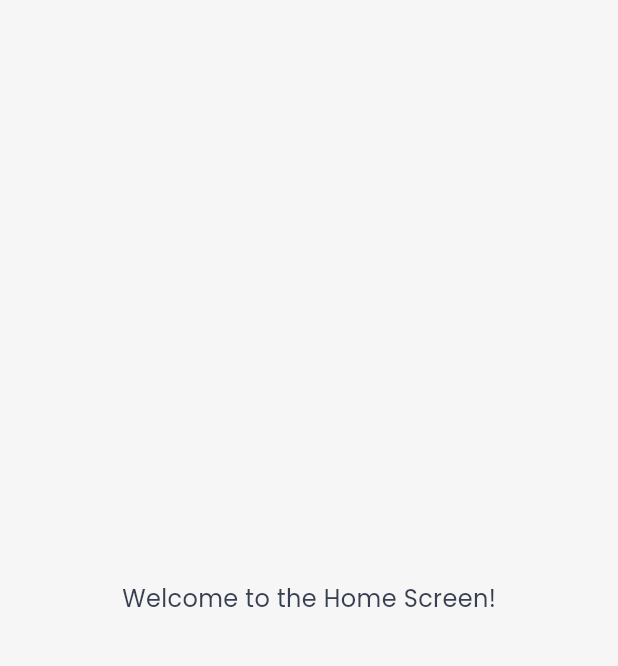
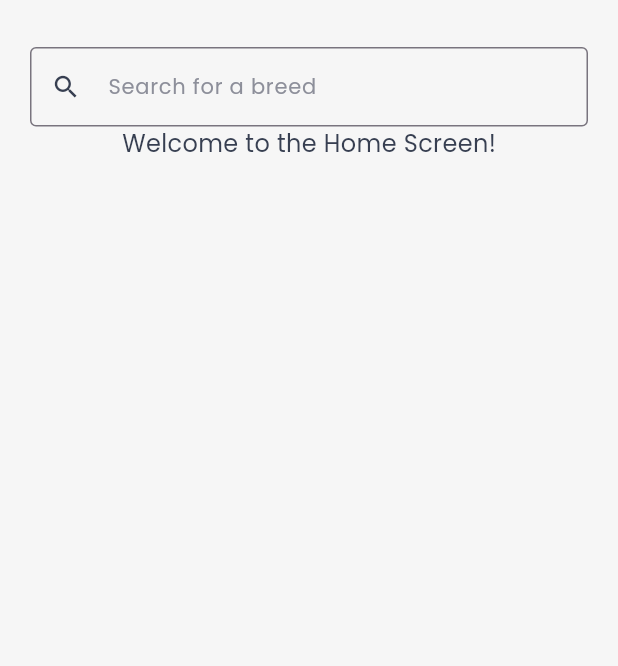
Before and after one commit to DAArbelaez/cat_breeds_app, a Flutter app: the screen it shows after launch, on a phone screen of 412 x 824 dp, the part 61-727 px from its top. Run offline on Flutter 3.47's test engine with Material 3 defaults, Android fonts, the phone set to English and light mode, and no system bars; our stand-ins replace flutter_riverpod, flutter_svg, go_router, google_fonts, riverpod_annotation; generated files the repository leaves out were written again.

Commit message:
Add input search

```diff
--- /dev/null
+++ b/lib/core/constants/app_constants.dart
@@ -0,0 +1,4 @@
+import 'package:cat_breeds_app/core/constants/dimens.dart';
+import 'package:flutter/material.dart' show EdgeInsets;
+
+const EdgeInsets kPagePadding = EdgeInsets.symmetric(horizontal: Dimens.d20, vertical: Dimens.d16);
--- a/lib/core/constants/icons.dart
+++ b/lib/core/constants/icons.dart
@@ -2,8 +2,10 @@ import 'package:cat_breeds_app/core/constants/dimens.dart';
 import 'package:cat_breeds_app/core/constants/palette.dart';
 import 'package:flutter/material.dart' show Icon, Icons;
 
-const kBackArrowIcon = Icon(
-  Icons.arrow_back_outlined,
-  color: Palette.textColor,
-  size: Dimens.d20,
-);
+class AppIcons {
+  static const backArrow = Icon(Icons.arrow_back_outlined, color: Palette.textColor, size: Dimens.d20);
+
+  static const search = Icon(Icons.search, color: Palette.textColor, size: Dimens.d20);
+
+  static const clear = Icon(Icons.clear);
+}
--- a/lib/features/common/widgets/custom_appbar/custom_appbar.dart
+++ b/lib/features/common/widgets/custom_appbar/custom_appbar.dart
@@ -34,7 +34,7 @@ class CustomAppbar extends StatelessWidget implements PreferredSizeWidget {
                         Navigator.pop(context);
                       }
                     },
-                    icon: kBackArrowIcon,
+                    icon: AppIcons.backArrow,
                   ),
                 ),
                 CatBreedsLogo(size: Dimens.d25),
--- /dev/null
+++ b/lib/features/common/widgets/input_search.dart
@@ -0,0 +1,94 @@
+import 'dart:async';
+import 'package:cat_breeds_app/core/constants/palette.dart';
+import 'package:cat_breeds_app/core/constants/text_styles.dart';
+import 'package:flutter/material.dart';
+import 'package:flutter/services.dart';
+import 'package:cat_breeds_app/core/constants/icons.dart';
+
+/// A reusable search input field.
+class InputSearch extends StatefulWidget {
+  /// Called after the user stops typing for [debounceDuration].
+  final ValueChanged<String> onSearchChanged;
+
+  final VoidCallback? onClear;
+
+  /// Duration to wait after the last keystroke before firing [onSearchChanged].
+  final Duration debounceDuration;
+
+  /// Placeholder text for the input field.
+  final String hintText;
+
+  const InputSearch({
+    super.key,
+    required this.onSearchChanged,
+    this.onClear,
+    this.debounceDuration = const Duration(milliseconds: 300),
+    this.hintText = 'Search...',
+  });
+
+  @override
+  State<InputSearch> createState() => _InputSearchState();
+}
+
+class _InputSearchState extends State<InputSearch> {
+  /// Controller for the TextField to read and clear its current value.
+  final TextEditingController _controller = TextEditingController();
+
+  /// Timer used to debounce user input.
+  Timer? _debounce;
+
+  @override
+  void initState() {
+    super.initState();
+    _controller.addListener(() {
+      if (mounted) setState(() {});
+    });
+  }
+
+  @override
+  void dispose() {
+    // Cancel any pending debounce timer and dispose of the controller.
+    _debounce?.cancel();
+    _controller.dispose();
+    super.dispose();
+  }
+
+  /// Handles each keystroke, resetting the debounce timer.
+  void _onChanged(String value) {
+    // If a previous debounce is active, cancel it.
+    if (_debounce?.isActive ?? false) _debounce!.cancel();
+
+    // Start a new debounce timer.
+    _debounce = Timer(widget.debounceDuration, () {
+      // Invoke the search callback once the user pauses typing.
+      widget.onSearchChanged(value);
+    });
+  }
+
+  /// Clears the text field and triggers both clear and search callbacks.
+  void _onClear() {
+    _controller.clear();
+    widget.onClear?.call();
+    widget.onSearchChanged('');
+  }
+
+  @override
+  Widget build(BuildContext context) {
+    return TextField(
+      controller: _controller,
+      onChanged: _onChanged,
+      inputFormatters: [
+        LengthLimitingTextInputFormatter(50),
+      ],
+      textCapitalization: TextCapitalization.sentences,
+      style: AppTextStyle.bodySmall,
+      decoration: InputDecoration(
+        hintText: widget.hintText,
+        border: const OutlineInputBorder(),
+        hintStyle: AppTextStyle.bodySmall.copyWith(color: Palette.grey),
+        prefixIcon: AppIcons.search,
+        suffixIcon: _controller.text.isNotEmpty ? IconButton(icon: AppIcons.clear, onPressed: _onClear) : null,
+      ),
+    );
+  }
+}
--- a/lib/features/home/presentation/home_screen.dart
+++ b/lib/features/home/presentation/home_screen.dart
@@ -1,4 +1,6 @@
+import 'package:cat_breeds_app/core/constants/app_constants.dart';
 import 'package:cat_breeds_app/features/common/widgets/custom_appbar/custom_appbar.dart';
+import 'package:cat_breeds_app/features/common/widgets/input_search.dart';
 import 'package:flutter/material.dart';
 
 class HomeScreen extends StatelessWidget {
@@ -6,11 +8,17 @@ class HomeScreen extends StatelessWidget {
 
   @override
   Widget build(BuildContext context) {
-    return Scaffold(
-      appBar: CustomAppbar(),
-      body: Center(
-        child: Text(
-          'Welcome to the Home Screen!',
+    return GestureDetector(
+      onTap: () => FocusScope.of(context).unfocus(),
+      child: Scaffold(
+        appBar: CustomAppbar(),
+        body: Padding(
+          padding: kPagePadding,
+          child: Center(
+            child: Column(children: [
+              InputSearch(onSearchChanged: (value) {}, hintText: 'Search for a breed'),
+              Text('Welcome to the Home Screen!')]),
+          ),
         ),
       ),
     );
```
